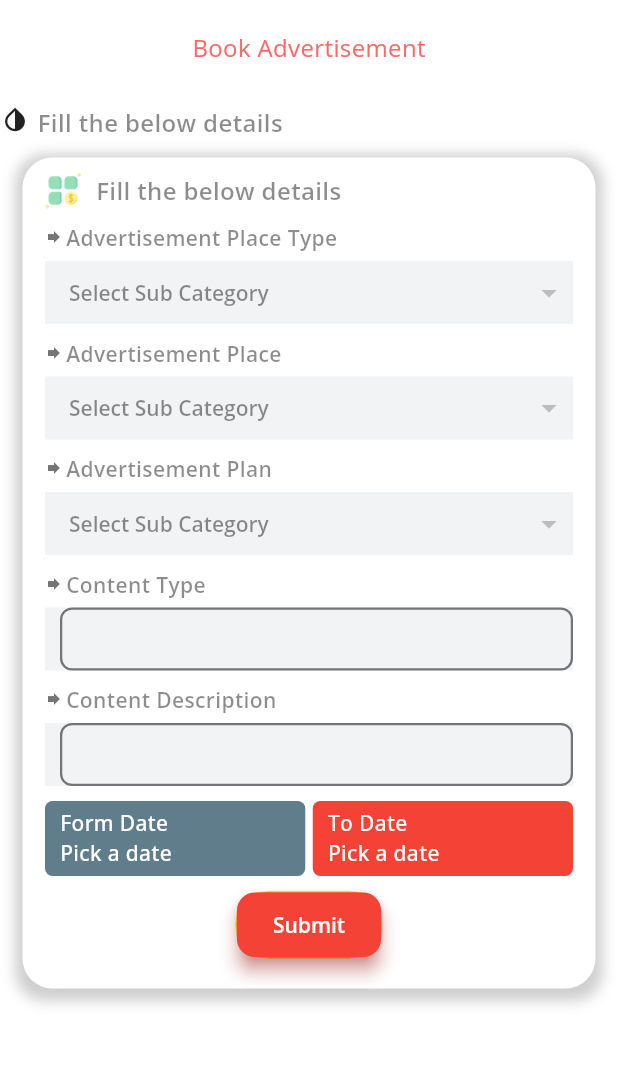
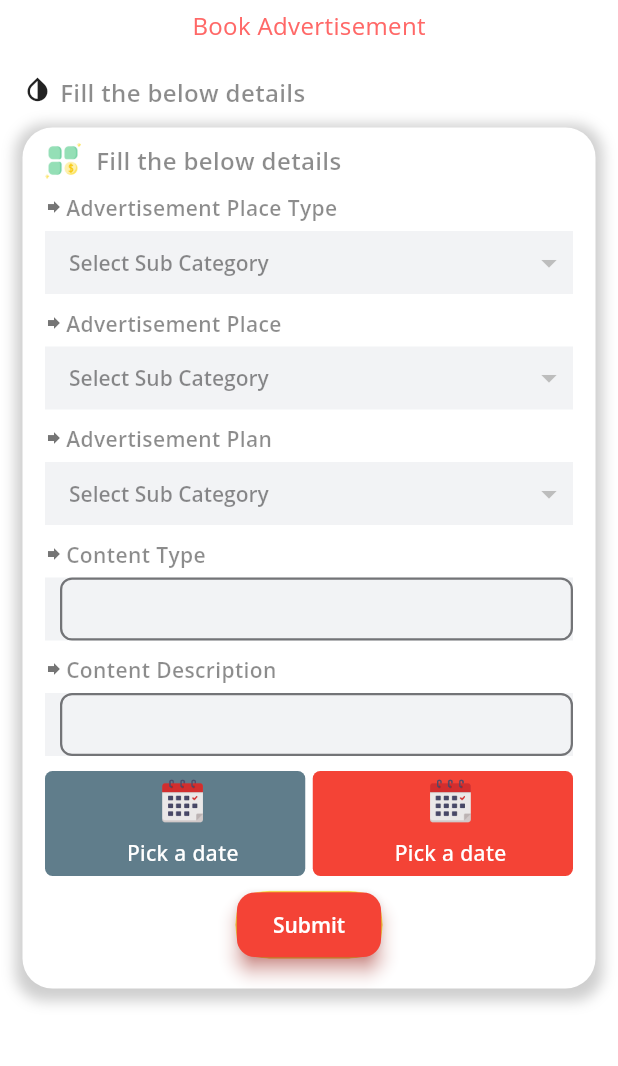
Before and after one commit to Soyabali/survey, a Flutter app: the ComplaintHomePage screen opened directly, after a tap on "Book Advertisement", on a phone screen of 412 x 824 dp, the part 159-1225 px from its top. Run offline on Flutter 3.47's test engine with Material 3 defaults, Android fonts, the phone set to English and light mode, and no system bars; our stand-ins replace fluttertoast, google_fonts, image_picker, readmore, shared_preferences, webview_flutter; missing offline and left inert: back_button_interceptor; accounts and stored records are empty; Roboto replaces fonts that are missing (Montserrat); project files that could hold a hidden picture were left out.

Commit message:
reducee header size

```diff
--- a/lib/app/generalFunction.dart
+++ b/lib/app/generalFunction.dart
@@ -67,7 +67,7 @@ middleHeader(BuildContext context, String templeName) {
   return Stack(
     children: <Widget>[
       Container(
-        height: 120,
+        height: 100,
         width: double.infinity,
         color: Colors.white,
         child: Stack(
@@ -103,7 +103,7 @@ middleHeader(BuildContext context, String templeName) {
                   width: MediaQuery.of(context).size.width),
             ),
             Positioned(
-                top: 70,
+                top: 55,
                 left: 0,
                 right: 0,
                 child: Center(
--- a/lib/complaints/complaintHomePage.dart
+++ b/lib/complaints/complaintHomePage.dart
@@ -49,24 +49,23 @@ class _MyHomePageState extends State<ComplaintHomePage> {
     return Scaffold(
       backgroundColor: Colors.white,
       appBar: getAppBarBack("Citizen Services"),
-      drawer:
-          generalFunction.drawerFunction(context, 'Suaib Ali', '9871950881'),
+      drawer: generalFunction.drawerFunction(context, 'Suaib Ali', '9871950881'),
       body: Stack(
         fit: StackFit.expand, // Make the stack fill the entire screen
         children: [
-          Row(
-            mainAxisAlignment: MainAxisAlignment.start,
-            crossAxisAlignment: CrossAxisAlignment.start,
-            children: <Widget>[
-              Icon(Icons.invert_colors_on_sharp, size: 20),
-              SizedBox(width: 5),
-              Text('Functional Activities',
-                  style: AppTextStyle.font16penSansExtraboldBlack45TextStyle)
-            ],
-          ),
+          // Row(
+          //   mainAxisAlignment: MainAxisAlignment.start,
+          //   crossAxisAlignment: CrossAxisAlignment.start,
+          //   children: <Widget>[
+          //     Icon(Icons.invert_colors_on_sharp, size: 20),
+          //     SizedBox(width: 5),
+          //     Text('Functional Activities',
+          //         style: AppTextStyle.font16penSansExtraboldBlack45TextStyle)
+          //   ],
+          // ),
           Padding(
             padding:
-                const EdgeInsets.only(top: 25, left: 10, right: 10, bottom: 10),
+                const EdgeInsets.only(top: 15, left: 10, right: 10, bottom: 10),
             child: SingleChildScrollView(
               child: Column(
                 mainAxisAlignment: MainAxisAlignment.start,
--- a/lib/complaints/raiseGrievance/onlineComplaint.dart
+++ b/lib/complaints/raiseGrievance/onlineComplaint.dart
@@ -104,7 +104,7 @@ class _TemplesHomeState extends State<OnlineComplaint> {
           middleHeader(context,'${widget.name}'),
           Image.asset('assets/images/templelement2.png',
               // Replace with your first image path
-              height: 30.0,
+              height: 18.0,
               width: MediaQuery.of(context).size.width),
           SizedBox(height: 10),
           Container(
--- a/lib/presentation/bookAdvertisement/bookAdvertisement.dart
+++ b/lib/presentation/bookAdvertisement/bookAdvertisement.dart
@@ -236,7 +236,9 @@ class _BookAdvertisementState extends State<BookAdvertisement> {
       body: ListView(
         children: <Widget>[
           middleHeader(context, '${widget.complaintName}'),
-          Row(
+          Padding(
+            padding: const EdgeInsets.only(left: 15),
+            child: Row(
               mainAxisAlignment: MainAxisAlignment.start,
               crossAxisAlignment: CrossAxisAlignment.start,
               children: <Widget>[
@@ -245,6 +247,7 @@ class _BookAdvertisementState extends State<BookAdvertisement> {
                 Text('Fill the below details',
                     style: AppTextStyle.font16penSansExtraboldBlack45TextStyle)
               ],
+            ),
           ),
           SizedBox(height: 12),
           Padding(
@@ -473,7 +476,7 @@ class _BookAdvertisementState extends State<BookAdvertisement> {
                                           }
                                         },
                                         child: Container(
-                                          height: 50,
+                                          height: 70,
                                           //color: Colors.blue,
                                           decoration: const BoxDecoration(
                                             color: Colors.blueGrey,
@@ -486,17 +489,28 @@ class _BookAdvertisementState extends State<BookAdvertisement> {
                                           ),
                                           child: Padding(
                                             padding: const EdgeInsets.only(left: 10,top: 5),
+                                            child: Center(
                                               child: Column(
                                                 mainAxisAlignment: MainAxisAlignment.start,
                                                 crossAxisAlignment: CrossAxisAlignment.start,
                                                 children: [
-                                                Text('Form Date',
+                                                  const Center(
+                                                    child: Image(
+                                                        image: AssetImage('assets/images/calendar.png'),
+                                                        width: 30.0,
+                                                        height: 30.0,
+                                                        fit: BoxFit.fill,
+                                                      ),
+                                                  ),
+                                                  SizedBox(height: 10),
+                                                  Center(
+                                                    child: Text(_fromDate,
                                                         style: AppTextStyle
                                                             .font140penSansExtraboldWhiteTextStyle),
-                                                Text(_fromDate,
-                                                    style: AppTextStyle
-                                                        .font140penSansExtraboldWhiteTextStyle)
+                                                  )
+                                                 // Icon(Icons.calendar_month,size: 25),
                                                 ],
+                                              ),
                                             ),
                                           ),
                                         ),
@@ -523,7 +537,7 @@ class _BookAdvertisementState extends State<BookAdvertisement> {
                                         }
                                       },
                                       child: Container(
-                                        height: 50,
+                                        height: 70,
                                         //color: Colors.blue,
                                         decoration: const BoxDecoration(
                                           color: Colors.red,
@@ -540,12 +554,23 @@ class _BookAdvertisementState extends State<BookAdvertisement> {
                                             mainAxisAlignment: MainAxisAlignment.start,
                                             crossAxisAlignment: CrossAxisAlignment.start,
                                             children: [
-                                              Text('To Date',
+                                              const Center(
+                                                child: Image(
+                                                  image: AssetImage('assets/images/calendar.png'),
+                                                  width: 30.0,
+                                                  height: 30.0,
+                                                  fit: BoxFit.fill,
+                                                ),
+                                              ),
+                                              SizedBox(height: 10),
+                                              // Text('To Date',
+                                              //     style: AppTextStyle
+                                              //         .font140penSansExtraboldWhiteTextStyle),
+                                              Center(
+                                                child: Text(_toDate,
                                                   style: AppTextStyle
                                                       .font140penSansExtraboldWhiteTextStyle),
-                                              Text(_toDate,
-                                                style: AppTextStyle
-                                                    .font140penSansExtraboldWhiteTextStyle)
+                                              )
                                             ],
                                           ),
                                         ),
--- a/lib/presentation/emergencyContact/emergencyContact.dart
+++ b/lib/presentation/emergencyContact/emergencyContact.dart
@@ -53,7 +53,7 @@ class _EmergencyContactsState extends State<EmergencyContacts> {
         children: <Widget>[
           middleHeader(context,'${widget.name}'),
           Image.asset('assets/images/templelement2.png',
-              height: 30.0,
+              height: 20.0,
               width: MediaQuery.of(context).size.width),
           const SizedBox(height: 10),
           Container(
@@ -102,7 +102,7 @@ class _EmergencyContactsState extends State<EmergencyContacts> {
           const SizedBox(height: 10),
 
           Image.asset('assets/images/templeelement3.png',
-              height: 30.0,
+              height: 20.0,
               width: MediaQuery.of(context).size.width),
 
         ],
--- a/lib/presentation/knowyourward/KnowYourWard.dart
+++ b/lib/presentation/knowyourward/KnowYourWard.dart
@@ -210,7 +210,7 @@ class _KnowYourWardState extends State<KnowYourWard> {
           Card(
             // margin: const EdgeInsets.only(left: 10, right: 10, bottom: 10),
             elevation: 8,
-            color: Colors.orange,
+            color: Colors.redAccent,
             shape: RoundedRectangleBorder(
                 borderRadius: BorderRadius.circular(8)),
             child: Container(
--- a/lib/presentation/parklocator/parklocator.dart
+++ b/lib/presentation/parklocator/parklocator.dart
@@ -52,7 +52,7 @@ class _KnowYourWardState extends State<ParkLocator> {
                   Card(
                     // margin: const EdgeInsets.only(left: 10, right: 10, bottom: 10),
                     elevation: 8,
-                    color: Colors.orange,
+                    color: Colors.redAccent,
                     shape: RoundedRectangleBorder(
                         borderRadius: BorderRadius.circular(8)),
                     child: Container(
@@ -153,7 +153,7 @@ class _KnowYourWardState extends State<ParkLocator> {
                   Card(
                     // margin: const EdgeInsets.only(left: 10, right: 10, bottom: 10),
                     elevation: 8,
-                    color: Colors.orange,
+                    color: Colors.redAccent,
                     shape: RoundedRectangleBorder(
                         borderRadius: BorderRadius.circular(8)),
                     child: Container(
@@ -254,7 +254,7 @@ class _KnowYourWardState extends State<ParkLocator> {
                   Card(
                     // margin: const EdgeInsets.only(left: 10, right: 10, bottom: 10),
                     elevation: 8,
-                    color: Colors.orange,
+                    color: Colors.redAccent,
                     shape: RoundedRectangleBorder(
                         borderRadius: BorderRadius.circular(8)),
                     child: Container(
@@ -355,7 +355,7 @@ class _KnowYourWardState extends State<ParkLocator> {
                   Card(
                     // margin: const EdgeInsets.only(left: 10, right: 10, bottom: 10),
                     elevation: 8,
-                    color: Colors.orange,
+                    color: Colors.redAccent,
                     shape: RoundedRectangleBorder(
                         borderRadius: BorderRadius.circular(8)),
                     child: Container(
```
Lines whose indentation alone changed are shown as unchanged.
